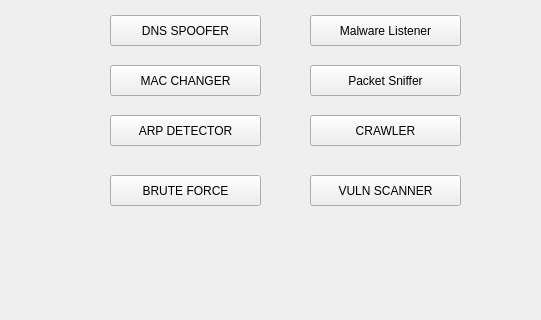
Old version of the form meniuPI.ui in the repository FrincuDenis/PI; both pictures show x 0 to 541 and y 85 to 405 of the 800 by 600 pixel window.
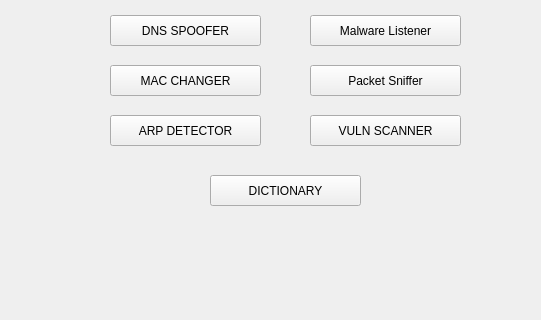
New version of the form.

The edit to the form file:
```diff
--- a/meniuPI.ui
+++ b/meniuPI.ui
@@ -108,34 +108,21 @@
    <widget class="QPushButton" name="crawler">
     <property name="geometry">
      <rect>
-      <x>310</x>
-      <y>200</y>
-      <width>151</width>
-      <height>31</height>
-     </rect>
-    </property>
-    <property name="text">
-     <string>CRAWLER</string>
-    </property>
-   </widget>
-   <widget class="QPushButton" name="bforce">
-    <property name="geometry">
-     <rect>
-      <x>110</x>
+      <x>210</x>
       <y>260</y>
       <width>151</width>
       <height>31</height>
      </rect>
     </property>
     <property name="text">
-     <string>BRUTE FORCE</string>
+     <string>DICTIONARY</string>
     </property>
    </widget>
    <widget class="QPushButton" name="vulnscanner">
     <property name="geometry">
      <rect>
       <x>310</x>
-      <y>260</y>
+      <y>200</y>
       <width>151</width>
       <height>31</height>
      </rect>
```
Left out of the diff: 2 changed lines with no effect on the pictures.
